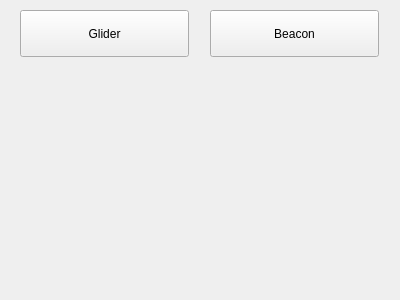
First picture: the form in project/project/src/ui/widget.ui, repository vitamys/cpp-project, before the edit.
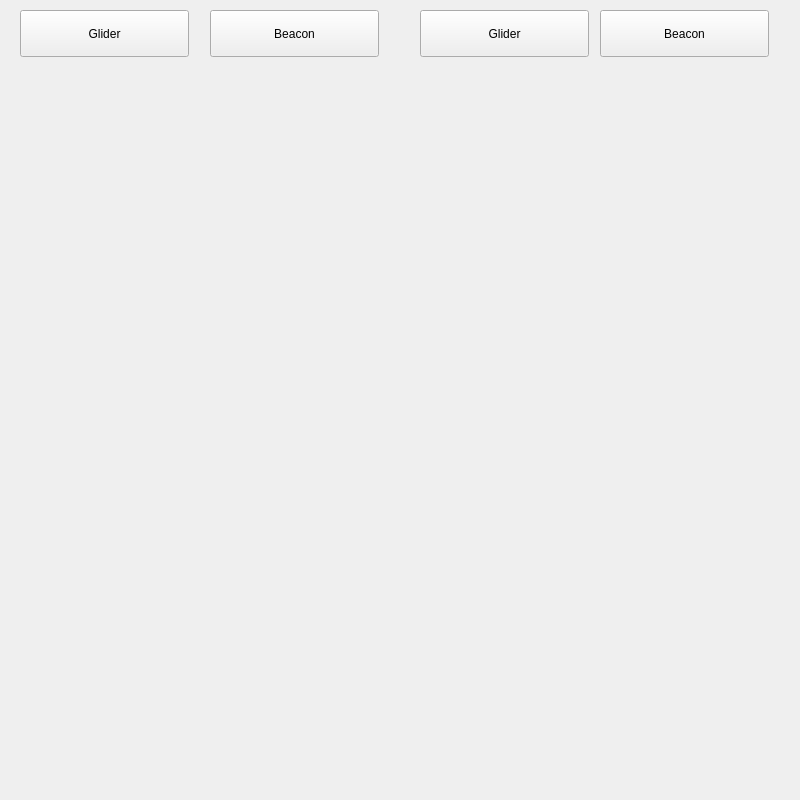
Second picture: the form after the edit.

```diff
--- a/project/project/src/ui/widget.ui
+++ b/project/project/src/ui/widget.ui
@@ -9,8 +9,8 @@
    <rect>
     <x>0</x>
     <y>0</y>
-    <width>400</width>
-    <height>300</height>
+    <width>800</width>
+    <height>800</height>
    </rect>
   </property>
   <property name="windowTitle">
@@ -58,6 +58,32 @@
     <string/>
    </property>
   </widget>
+  <widget class="QPushButton" name="beaconButton_2">
+   <property name="geometry">
+    <rect>
+     <x>600</x>
+     <y>10</y>
+     <width>169</width>
+     <height>47</height>
+    </rect>
+   </property>
+   <property name="text">
+    <string>Beacon</string>
+   </property>
+  </widget>
+  <widget class="QPushButton" name="gliderButton_2">
+   <property name="geometry">
+    <rect>
+     <x>420</x>
+     <y>10</y>
+     <width>169</width>
+     <height>47</height>
+    </rect>
+   </property>
+   <property name="text">
+    <string>Glider</string>
+   </property>
+  </widget>
   <zorder>gridLabel</zorder>
   <zorder>gliderButton</zorder>
   <zorder>beaconButton</zorder>
```
Left out of the diff: 10 changed lines with no effect on the pictures.
